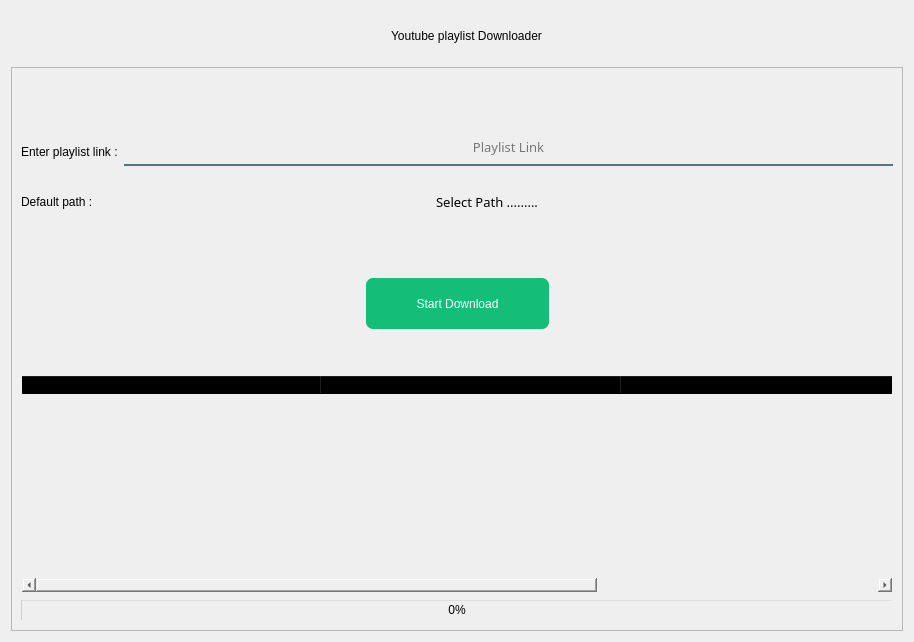
First picture: the form in forms/playList_view.ui, repository Abdel-RahmanSaied/Eazy_Downloader, before the edit.
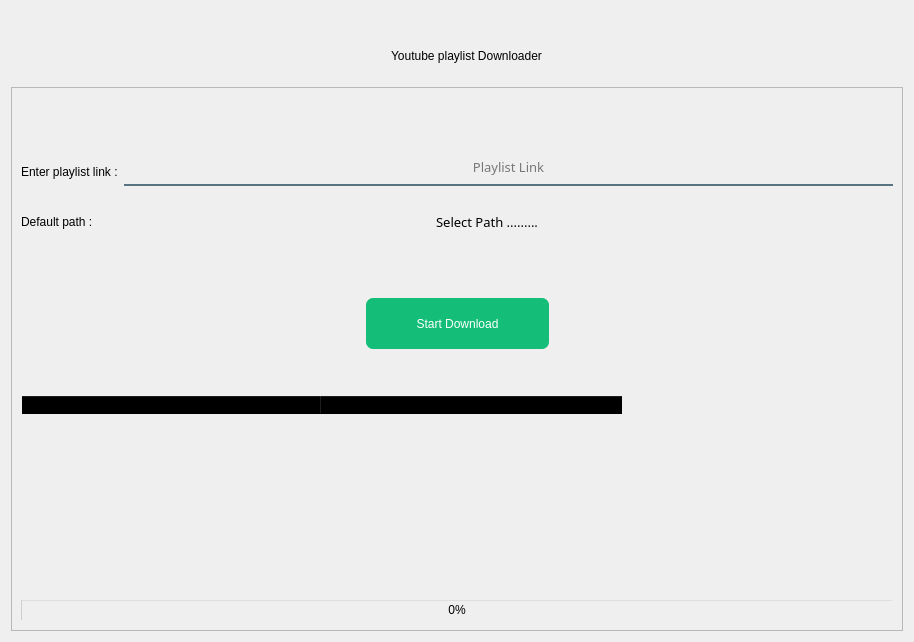
Second picture: the form after the edit. Icons and pictures are not drawn.

The edit to the form file:
```diff
--- a/forms/playList_view.ui
+++ b/forms/playList_view.ui
@@ -20,7 +20,7 @@
    <string>Eazy Downloader</string>
   </property>
   <layout class="QGridLayout" name="gridLayout_2">
-   <item row="0" column="0">
+   <item row="1" column="0">
     <layout class="QHBoxLayout" name="horizontalLayout_4">
      <item>
       <widget class="QPushButton" name="bck_btn">
@@ -132,7 +132,7 @@
      </item>
     </layout>
    </item>
-   <item row="2" column="0" rowspan="2">
+   <item row="3" column="0" rowspan="2">
     <widget class="QFrame" name="frame">
      <property name="frameShape">
       <enum>QFrame::StyledPanel</enum>
@@ -150,7 +150,7 @@
          <set>QAbstractItemView::NoEditTriggers</set>
         </property>
         <property name="columnCount">
-         <number>3</number>
+         <number>2</number>
         </property>
         <attribute name="horizontalHeaderCascadingSectionResizes">
          <bool>false</bool>
@@ -184,7 +184,6 @@
         </attribute>
         <column/>
         <column/>
-        <column/>
        </widget>
       </item>
       <item row="2" column="0">
@@ -511,6 +510,22 @@
      </layout>
     </widget>
    </item>
+   <item row="0" column="0">
+    <spacer name="verticalSpacer_4">
+     <property name="orientation">
+      <enum>Qt::Vertical</enum>
+     </property>
+     <property name="sizeType">
+      <enum>QSizePolicy::Fixed</enum>
+     </property>
+     <property name="sizeHint" stdset="0">
+      <size>
+       <width>20</width>
+       <height>20</height>
+      </size>
+     </property>
+    </spacer>
+   </item>
   </layout>
  </widget>
  <resources>
```
